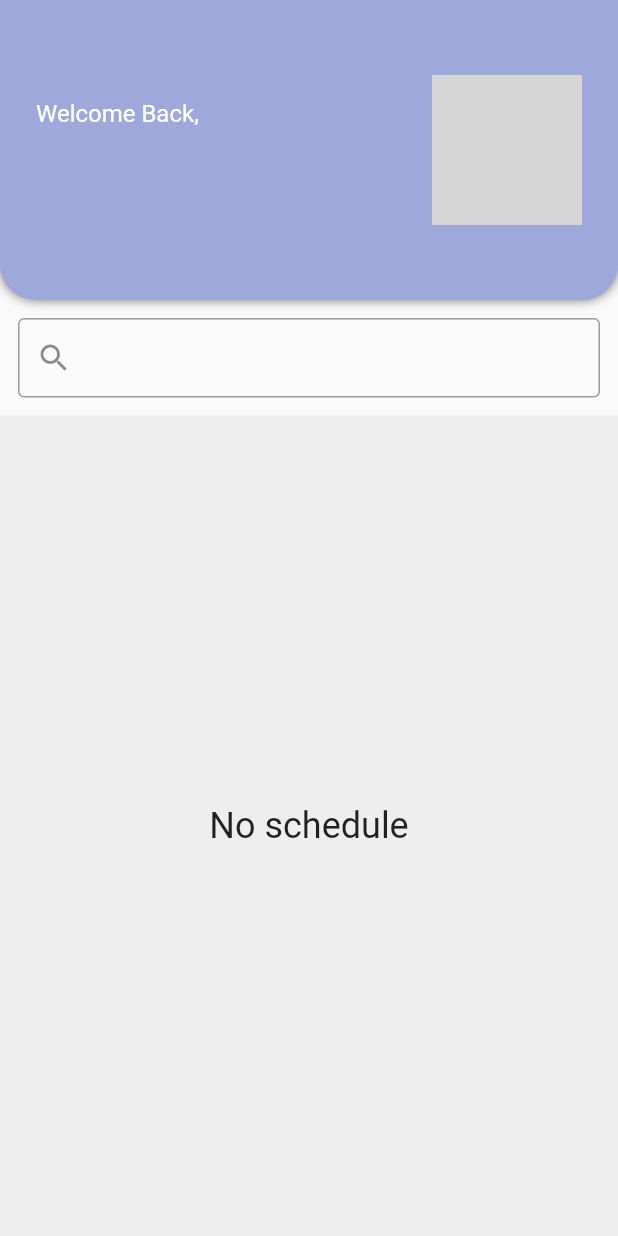
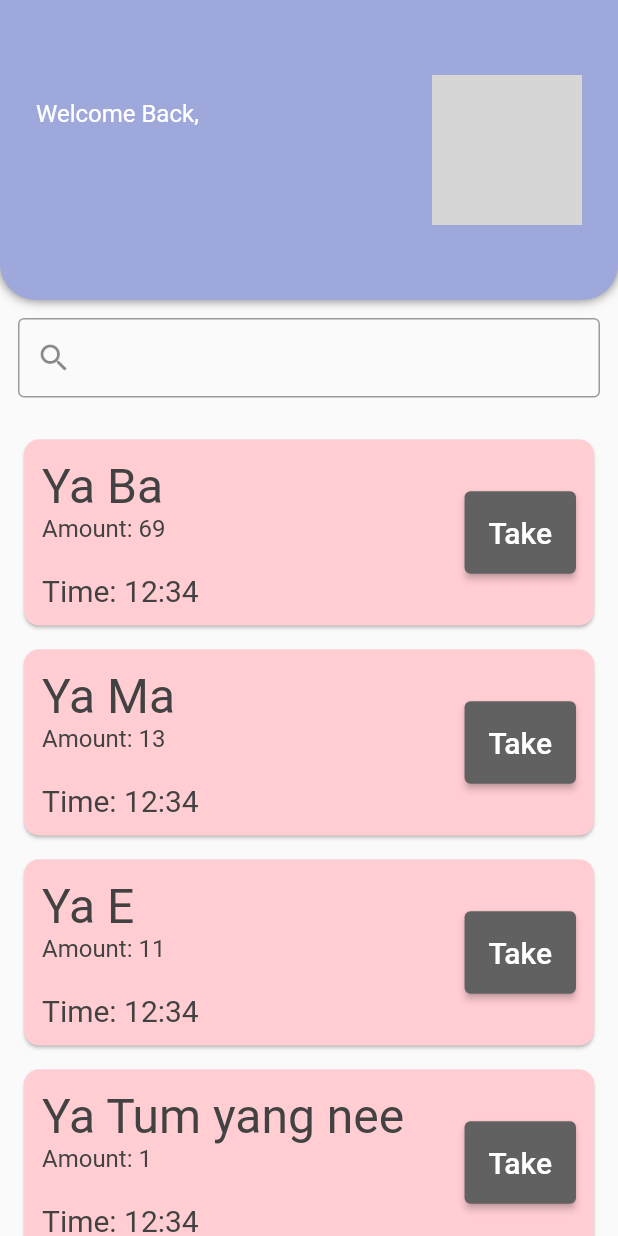
Before and after one commit to Panichito/Overdose-Software, a Flutter app: the HomePage screen opened directly, on a phone screen of 412 x 824 dp. Run offline on Flutter 3.47's test engine with Material 2 defaults, Android fonts, the phone set to English and light mode, and no system bars; drawn by our look-alikes of searchfield; our stand-ins replace email_validator, shared_preferences; accounts and stored records are empty; network calls fail; grey boxes are pictures that could not be loaded.

Commit message:
Add temp schedules

```diff
--- a/app/lib/pages/home.dart
+++ b/app/lib/pages/home.dart
@@ -1,6 +1,18 @@
 import 'package:flutter/material.dart';
 import 'package:app/pages/noSuggestSearch.dart';
 import 'package:shared_preferences/shared_preferences.dart';
+
+// temp patient constructor
+class Schedule {
+  String id;
+  String recordId;
+  String time;
+  String medicine;
+  int amount;
+  bool isTaken = false;
+
+  Schedule(this.id, this.recordId, this.time, this.medicine, this.amount);
+}
 
 class HomePage extends StatefulWidget {
   const HomePage({super.key});
@@ -11,6 +23,17 @@ class HomePage extends StatefulWidget {
 class _HomePageState extends State<HomePage> {
   String username="", profilepic="https://t4.ftcdn.net/jpg/03/49/49/79/360_F_349497933_Ly4im8BDmHLaLzgyKg2f2yZOvJjBtlw5.jpg";
 
+  List<Schedule> allSchedule = [
+    Schedule('1', '1', '12:34', 'Ya Ba', 69),
+    Schedule('2', '1', '12:34', 'Ya Ma', 13),
+    Schedule('3', '1', '12:34', 'Ya E', 11),
+    Schedule('4', '1', '12:34', 'Ya Tum yang nee', 1),
+    Schedule('5', '1', '12:34', 'Mai wa gub krai', 2),
+    Schedule('6', '1', '12:34', 'Kao jai mai?', 3),
+    Schedule('7', '1', '12:34', 'Bird Thongchai', 4),
+
+  ];
+
   @override
   void initState() {
     // TODO: implement initState
@@ -19,6 +42,57 @@ class _HomePageState extends State<HomePage> {
   }
 
   @override
+  Widget scheduleCard(Schedule schedule) {
+    return Card(
+      color: schedule.isTaken?
+        Colors.green[100]:
+        Colors.red[100],
+      shape: RoundedRectangleBorder(
+        borderRadius: BorderRadius.circular(10),
+      ),
+      margin: EdgeInsets.fromLTRB(16, 16, 16, 0),
+      child: Padding(
+        padding: const EdgeInsets.all(12.0),
+        child: Row(
+          mainAxisAlignment: MainAxisAlignment.spaceBetween,
+          children: [
+            Column(
+              crossAxisAlignment: CrossAxisAlignment.start,
+              children: [
+                Text(schedule.medicine, style: TextStyle(fontSize: 32.0, color: Colors.grey[800])),
+                Text('Amount: ${schedule.amount}', style: TextStyle(fontSize: 16.0, color: Colors.grey[800])),
+                const SizedBox(height: 20),
+                Text('Time: ${schedule.time}', style: TextStyle(fontSize: 20.0, color: Colors.grey[800])),
+                // const SizedBox(height: 4),
+                // Text('Schedule-id: S${schedule.id}', style: TextStyle(fontSize: 16.0, color: Colors.grey[800])),
+                // const SizedBox(height: 4),
+                // Text('Record-id: R${schedule.recordId}', style: TextStyle(fontSize: 16.0, color: Colors.grey[800])),
+              ],
+            ),
+            Column(
+              children: [
+                ElevatedButton(
+                    onPressed: () {
+                      // set isTaken to false
+                      setState(() {
+                        schedule.isTaken = !schedule.isTaken;
+                      });
+                    },
+                    style: ElevatedButton.styleFrom(
+                      padding: EdgeInsets.all(16),
+                      backgroundColor: Colors.grey[700],
+                    ),
+                    child: !schedule.isTaken?
+                      const Text('Take', style: TextStyle(fontSize: 20),):
+                      const Text('Untake', style: TextStyle(fontSize: 20),),
+                ),
+              ],
+            ),
+          ],
+        ),
+      ),
+    );
+  }
   Widget build(BuildContext context) {
     return Scaffold(
       body: Column(
@@ -66,15 +140,11 @@ class _HomePageState extends State<HomePage> {
             child: noSuggestSearch((value) => null),
           ),
           Expanded(
-            flex: 1,
-            child: Container(
-              color: Colors.grey[200],
-              child: const Center(
-                // check if schedule exist
-                // ** condition not yet implemented **
-                child: Text('No schedule', style: TextStyle(fontSize: 24),
-                ),
-              ),
+            child: ListView(
+              children: [
+                ...allSchedule.map((schedule) => scheduleCard(schedule)).toList(),
+                const SizedBox(height: 16,)
+              ],
             ),
           ),
         ],
```
